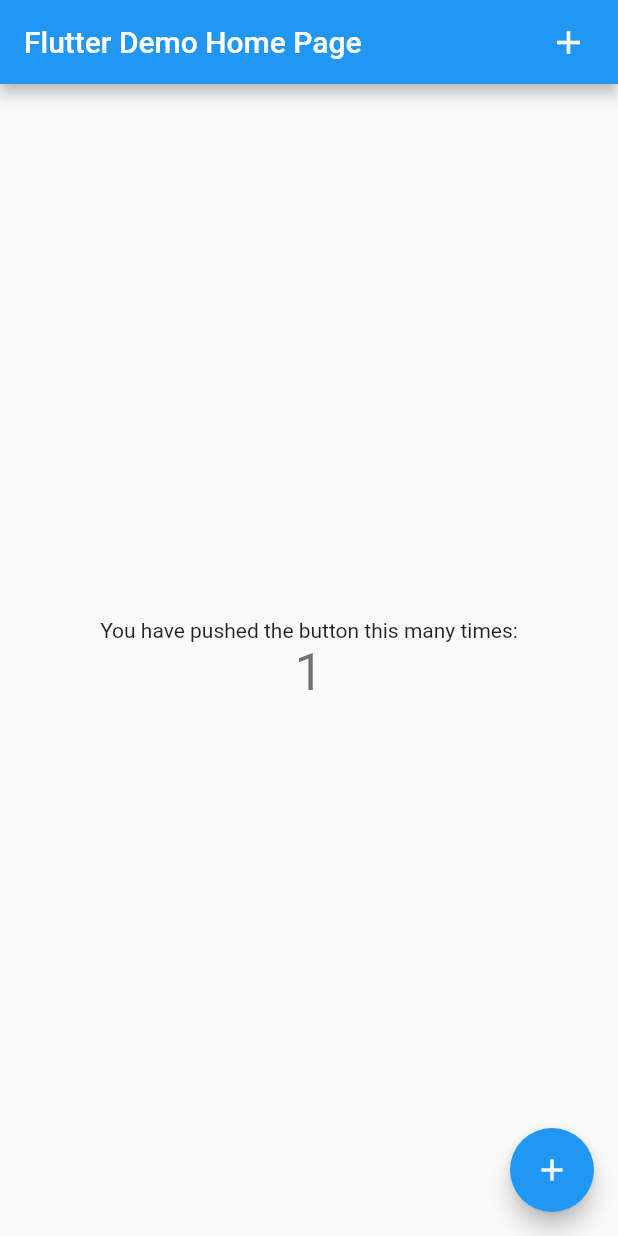
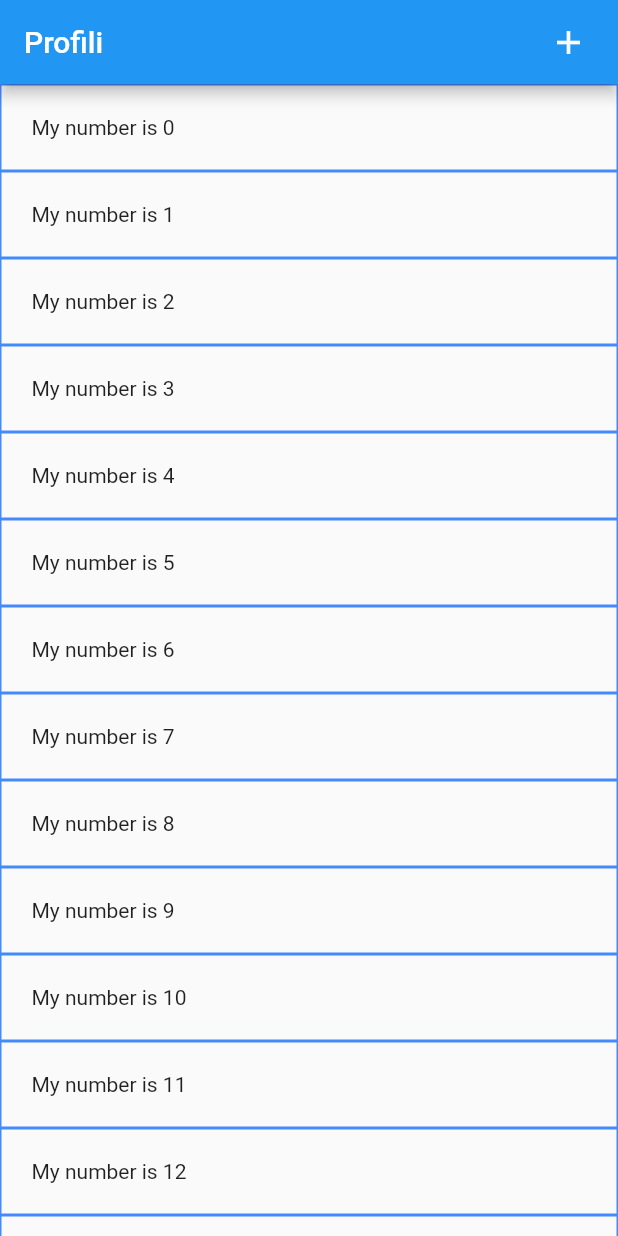
Before and after one commit to MattPy03/game_kidmo, a Flutter app: the MyHomePage screen opened directly, after a tap on the "add" icon, on a phone screen of 412 x 824 dp. Run offline on Flutter 3.47's test engine with Material 2 defaults, Android fonts, the phone set to English and light mode, and no system bars.

Commit message:
add scroll menu

```diff
--- a/lib/main.dart
+++ b/lib/main.dart
@@ -22,7 +22,7 @@
         // is not restarted.
         primarySwatch: Colors.blue,
       ),
-      home: MyHomePage(title: 'Flutter Demo Home Page'),
+      home: MyHomePage(title: 'Profili'),
     );
   }
 }
@@ -46,18 +46,15 @@
 }
 
 class _MyHomePageState extends State<MyHomePage> {
-  int _counter = 0;
-
-  void _incrementCounter() {
-    setState(() {
-      // This call to setState tells the Flutter framework that something has
-      // changed in this State, which causes it to rerun the build method below
-      // so that the display can reflect the updated values. If we changed
-      // _counter without calling setState(), then the build method would not be
-      // called again, and so nothing would appear to happen.
-      _counter++;
-    });
-  }
+  //generate list of boxes
+  final boxes = List<Widget>.generate(
+    30,
+    (index) => Container(
+      padding: const EdgeInsets.all(20),
+      decoration: BoxDecoration(border: Border.all(color: Colors.blueAccent)),
+      child: Text('My number is $index'),
+    ),
+  );
 
   @override
   Widget build(BuildContext context) {
@@ -78,9 +75,7 @@
           Padding(
               padding: EdgeInsets.only(right: 20.0),
               child: GestureDetector(
-                onTap: () {
-                  _incrementCounter();
-                },
+                onTap: () {},
                 child: Icon(
                   Icons.add,
                   size: 26.0,
@@ -89,40 +84,11 @@
         ],
       ),
       body: Center(
-        // Center is a layout widget. It takes a single child and positions it
-        // in the middle of the parent.
-        child: Column(
-          // Column is also a layout widget. It takes a list of children and
-          // arranges them vertically. By default, it sizes itself to fit its
-          // children horizontally, and tries to be as tall as its parent.
-          //
-          // Invoke "debug painting" (press "p" in the console, choose the
-          // "Toggle Debug Paint" action from the Flutter Inspector in Android
-          // Studio, or the "Toggle Debug Paint" command in Visual Studio Code)
-          // to see the wireframe for each widget.
-          //
-          // Column has various properties to control how it sizes itself and
-          // how it positions its children. Here we use mainAxisAlignment to
-          // center the children vertically; the main axis here is the vertical
-          // axis because Columns are vertical (the cross axis would be
-          // horizontal).
-          mainAxisAlignment: MainAxisAlignment.center,
-          children: <Widget>[
-            Text(
-              'You have pushed the button this many times:',
-            ),
-            Text(
-              '$_counter',
-              style: Theme.of(context).textTheme.headline4,
-            ),
-          ],
-        ),
-      ),
-      floatingActionButton: FloatingActionButton(
-        onPressed: _incrementCounter,
-        tooltip: 'Increment',
-        child: Icon(Icons.add),
-      ), // This trailing comma makes auto-formatting nicer for build methods.
+          // Center is a layout widget. It takes a single child and positions it
+          // in the middle of the parent.
+          child: ListView(
+        children: boxes,
+      )), // This trailing comma makes auto-formatting nicer for build methods.
     );
   }
 }
```
